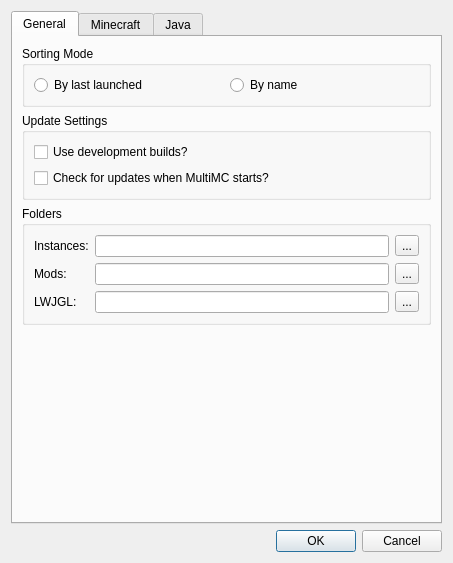
Before: the Qt Designer form gui/settingsdialog.ui in FreesmTeam/FreesmLauncher, drawn with Qt 5.
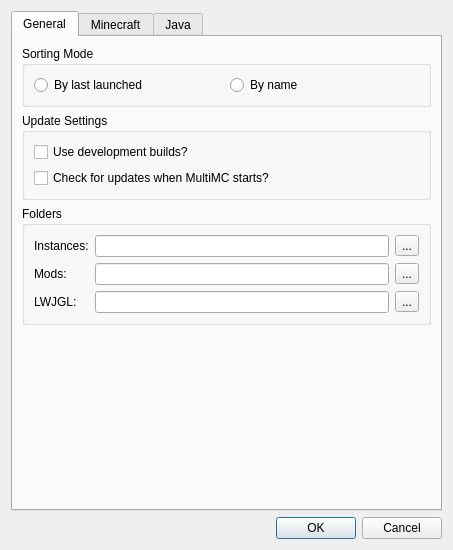
After: the same form once the commit is applied. Icons and pictures are not drawn.

Commit message:
Fix settings dialog layouts
They didn't scale

The edit to the form file:
```diff
--- a/gui/settingsdialog.ui
+++ b/gui/settingsdialog.ui
@@ -7,7 +7,7 @@
     <x>0</x>
     <y>0</y>
     <width>453</width>
-    <height>563</height>
+    <height>550</height>
    </rect>
   </property>
   <property name="sizePolicy">
```
The commit also changes 1 other file.
